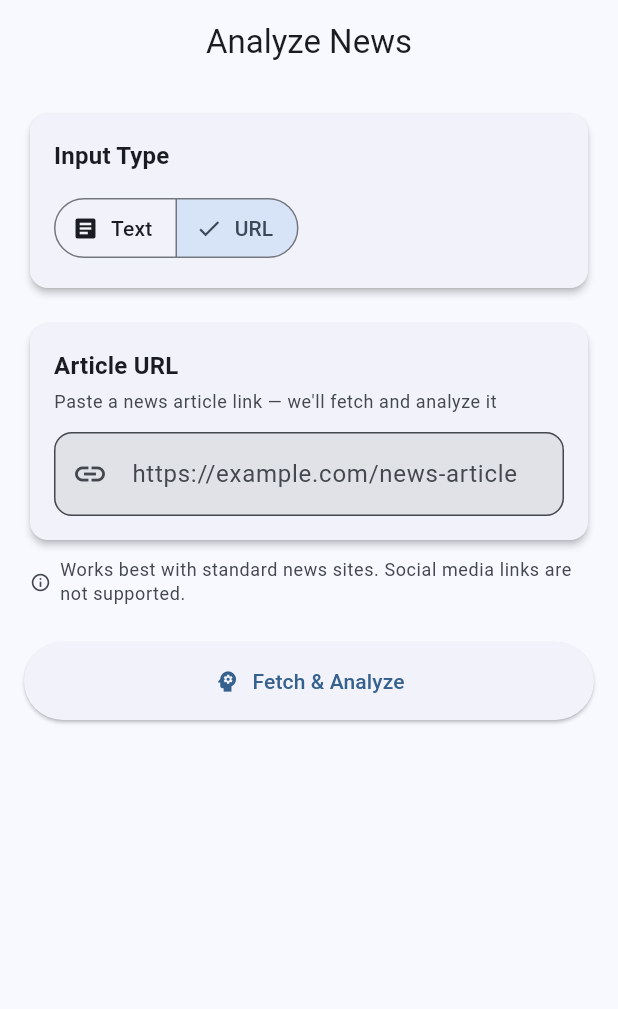
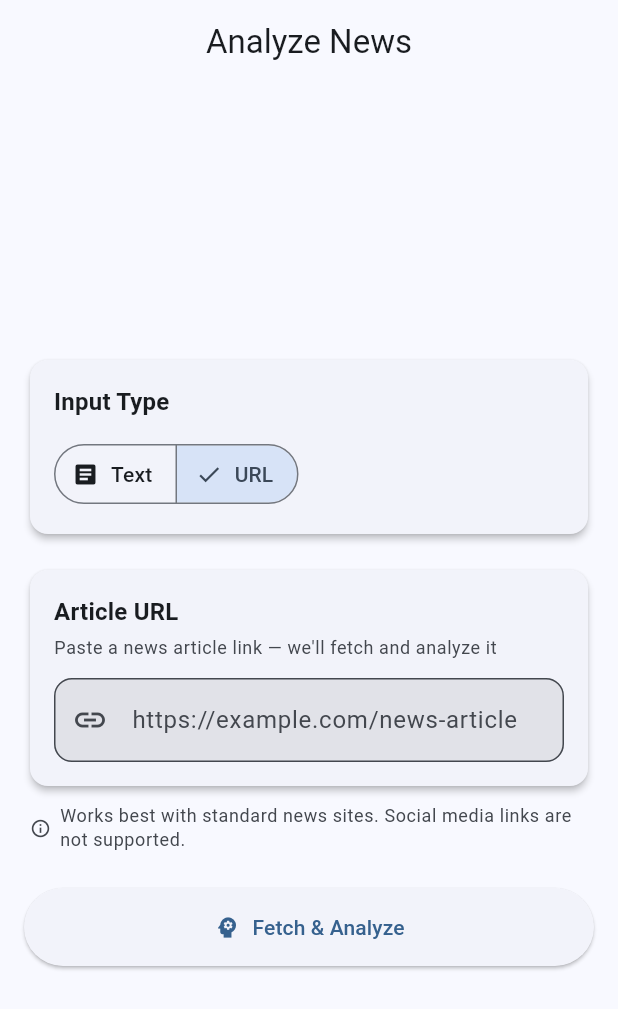
Before and after one commit to Naman30903/Final-Year-Project, a Flutter app: the AnalysisView screen opened by its route, after a tap on "URL", on a phone screen of 412 x 824 dp. Shown: the top 1009 px of the screen. Run offline on Flutter 3.47's test engine with Material 3 defaults, Android fonts, the phone set to English and light mode, and no system bars; our stand-ins replace dartz, dio, get_it, go_router, logger.

Commit message:
feat: implement responsive UI layouts, add Android API endpoint, and configure deployment automation for Vercel and Render

```diff
--- a/frontend/hyfnd/lib/core/constants/api_constants.dart
+++ b/frontend/hyfnd/lib/core/constants/api_constants.dart
@@ -1,4 +1,5 @@
-import 'package:flutter/foundation.dart' show kIsWeb, kDebugMode;
+import 'package:flutter/foundation.dart'
+  show TargetPlatform, defaultTargetPlatform, kDebugMode, kIsWeb;
 
 class ApiConstants {
   // Base URL - Update this based on your backend deployment
@@ -14,6 +15,13 @@ class ApiConstants {
     }
 
     // For mobile platforms
+    if (defaultTargetPlatform == TargetPlatform.android) {
+      return const String.fromEnvironment(
+        'API_BASE_URL',
+        defaultValue: 'http://10.0.2.2:8080',
+      );
+    }
+
     return const String.fromEnvironment(
       'API_BASE_URL',
       defaultValue: 'http://localhost:8080',
--- a/frontend/hyfnd/lib/presentation/views/analysis_view.dart
+++ b/frontend/hyfnd/lib/presentation/views/analysis_view.dart
@@ -63,11 +63,14 @@ class _AnalysisViewState extends State<AnalysisView> {
             );
           }
 
-          return SingleChildScrollView(
-            padding: const EdgeInsets.all(16),
-            child: Form(
-              key: _formKey,
-              child: Column(
+          return Center(
+            child: ConstrainedBox(
+              constraints: const BoxConstraints(maxWidth: 700),
+              child: SingleChildScrollView(
+                padding: const EdgeInsets.all(16),
+                child: Form(
+                  key: _formKey,
+                  child: Column(
                 crossAxisAlignment: CrossAxisAlignment.stretch,
                 children: [
                   // ── Input type selector ──
@@ -221,6 +224,8 @@ class _AnalysisViewState extends State<AnalysisView> {
                 ],
               ),
             ),
+              ),
+            ),
           );
         },
       ),
```
Also changed, not shown: frontend/hyfnd/lib/presentation/views/history_view.dart (+8 -3 lines), frontend/hyfnd/lib/presentation/views/home_view.dart (+6 -3 lines), frontend/hyfnd/lib/presentation/views/result_view.dart (+8 -3 lines), frontend/hyfnd/vercel.json (added), 4 other files.
